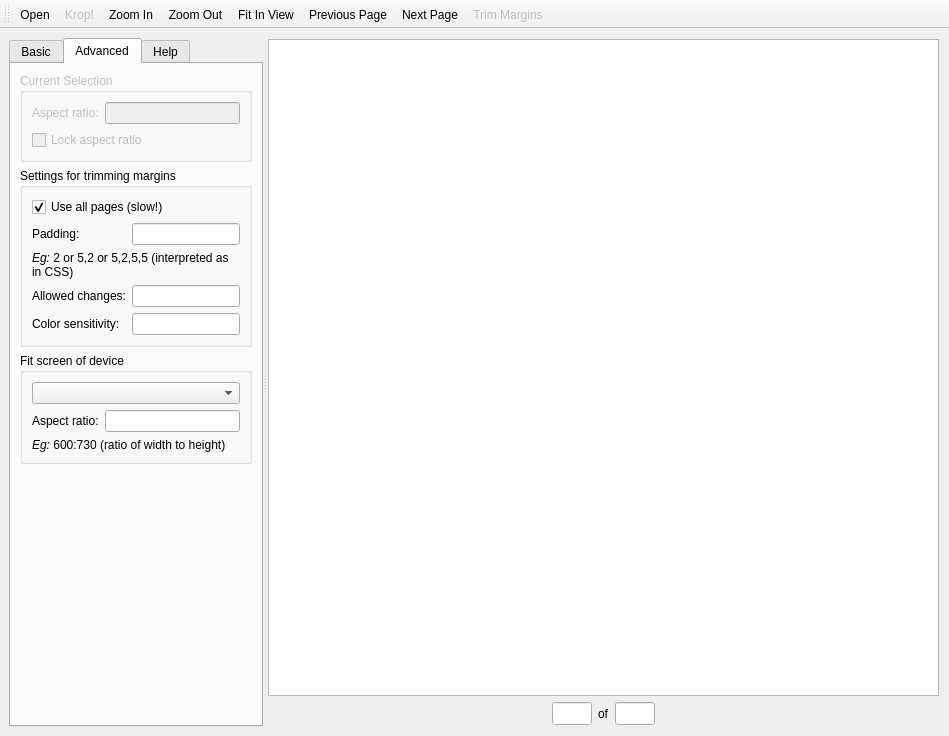
The window that krop/mainwindow.ui (arminstraub/krop) describes before a commit, drawn with Qt 5.
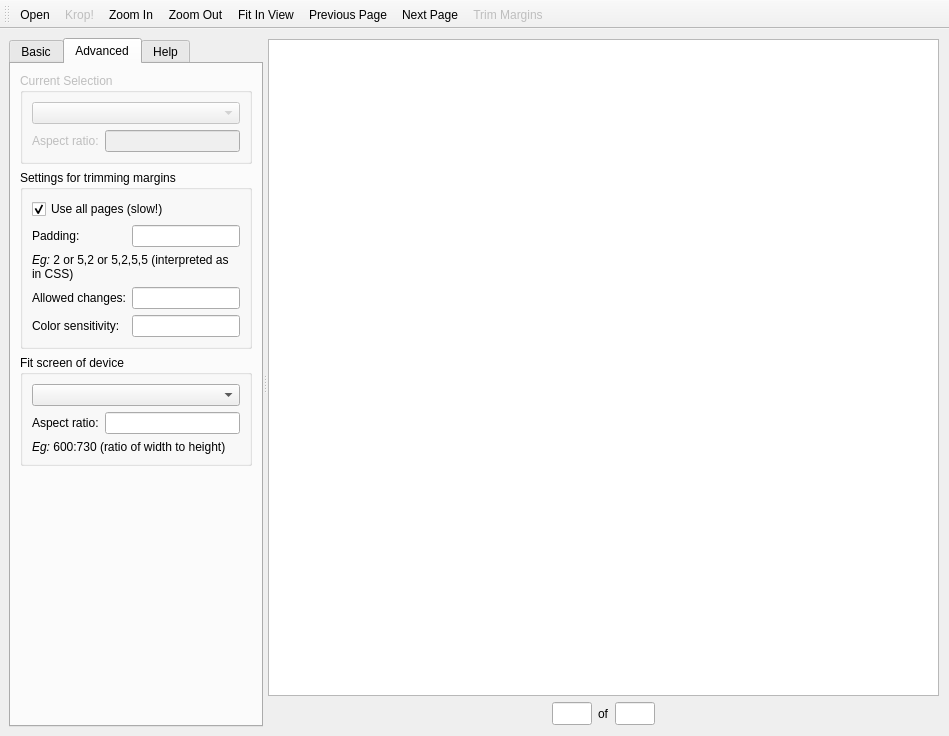
The same window after the commit. The open tabs and pages were chosen to show the change.

Commit message: Rudimentary initial support for fixed aspect ratios for selections

The edit to the form file:
```diff
--- a/krop/mainwindow.ui
+++ b/krop/mainwindow.ui
@@ -244,29 +244,26 @@
             <string>Current Selection</string>
            </property>
            <layout class="QGridLayout" name="gridLayout_4">
-            <item row="0" column="0">
+            <item row="0" column="0" colspan="2">
+             <widget class="QComboBox" name="comboSelAspectRatioType">
+              <property name="editable">
+               <bool>false</bool>
+              </property>
+              <property name="sizeAdjustPolicy">
+               <enum>QComboBox::AdjustToContentsOnFirstShow</enum>
+              </property>
+             </widget>
+            </item>
+            <item row="1" column="1">
+             <widget class="QLineEdit" name="editSelAspectRatio"/>
+            </item>
+            <item row="1" column="0">
              <widget class="QLabel" name="labelSelAspectRatio">
               <property name="text">
                <string>Aspect ratio:</string>
               </property>
              </widget>
             </item>
-            <item row="0" column="1">
-             <widget class="QLineEdit" name="editSelAspectRatio"/>
-            </item>
-            <item row="1" column="0" colspan="2">
-             <widget class="QCheckBox" name="checkSelAspectRatioLocked">
-              <property name="toolTip">
-               <string/>
-              </property>
-              <property name="text">
-               <string>Lock aspect ratio</string>
-              </property>
-              <property name="checked">
-               <bool>false</bool>
-              </property>
-             </widget>
-            </item>
            </layout>
           </widget>
          </item>
```
Left out of the diff: 2 changed lines with no effect on the pictures. The commit also changes 5 other files.
